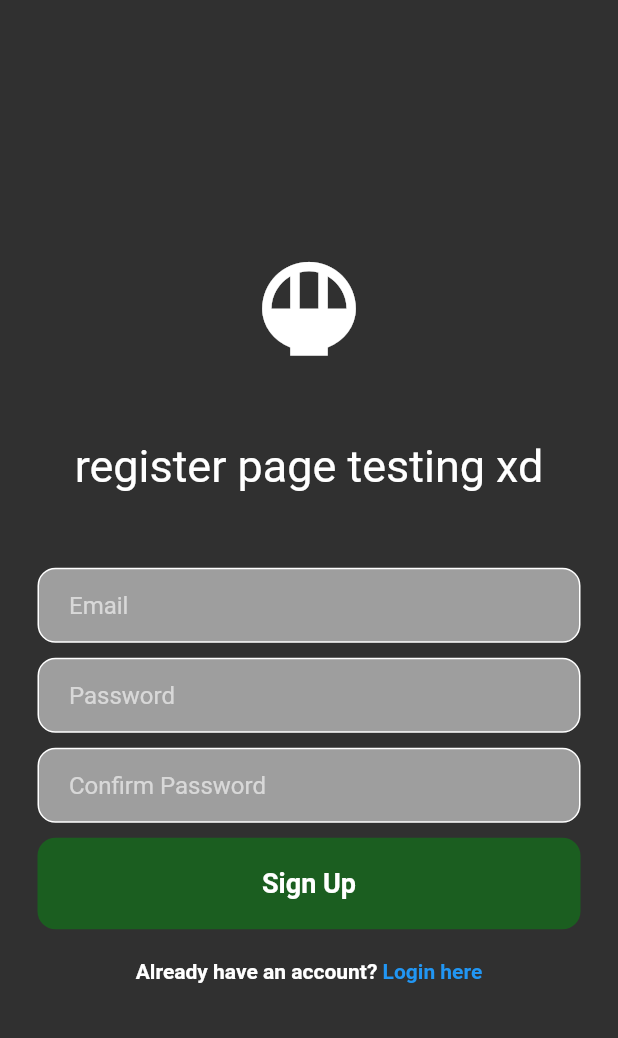
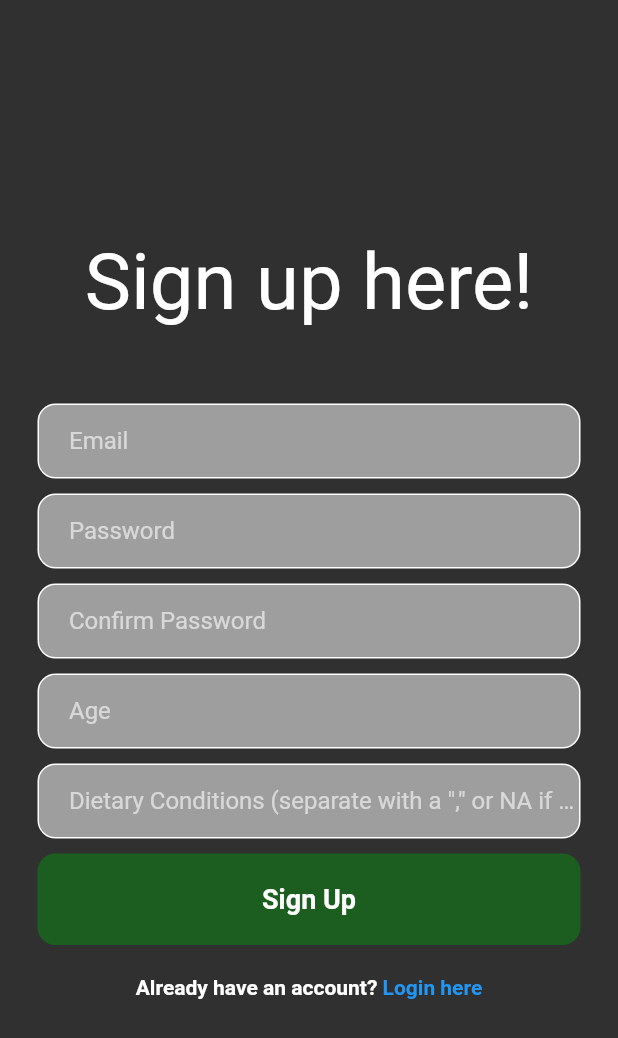
Before and after one commit to Masterman64/SoftwareEngineeringGroupProject, a Flutter app: the RegisterPage screen opened directly with empty values, on a phone screen of 412 x 824 dp. Shown: the top 1038 px of the screen. Run offline on Flutter 3.47's test engine with Material 2 defaults, Android fonts, the phone set to English and light mode, and no system bars; our stand-ins replace cloud_firestore, firebase_auth, firebase_core, google_fonts, google_nav_bar; accounts and stored records are empty.

Commit message:
added age and dietary controller and functionality w/ the database, added bottom nav bar (using gnavbar library), added nav bar functionality, other small tweaks here and there aswell

```diff
--- a/pantry_organizer/lib/loginPages/registerPage.dart
+++ b/pantry_organizer/lib/loginPages/registerPage.dart
@@ -1,5 +1,6 @@
-// ignore_for_file: prefer_const_constructors, prefer_interpolation_to_compose_strings, avoid_print, prefer_const_literals_to_create_immutables, library_private_types_in_public_api
+// ignore_for_file: prefer_const_constructors, prefer_interpolation_to_compose_strings, avoid_print, prefer_const_literals_to_create_immutables, library_private_types_in_public_api, unused_field
 
+import 'package:cloud_firestore/cloud_firestore.dart';
 import 'package:firebase_auth/firebase_auth.dart';
 import 'package:flutter/material.dart';
 import 'package:google_fonts/google_fonts.dart';
@@ -14,26 +15,40 @@ class RegisterPage extends StatefulWidget {
 
 class _RegisterPageState extends State<RegisterPage> {
 
+  final _emailController = TextEditingController();
+  final _passwordController = TextEditingController();
+  final _confirmPasswordController = TextEditingController();
+  final _ageController = TextEditingController();
+  final _dietaryController = TextEditingController();
+
+  Future signUp() async {
+    if(passwordConfirmation()){
+      // creates user
+      await FirebaseAuth.instance.createUserWithEmailAndPassword(
+        email: _emailController.text.trim(),
+        password: _passwordController.text.trim(),
+      );
+
+      // add userinfo
+      addUserInfo(_emailController.text.trim(), int.parse(_ageController.text.trim()), _dietaryController.text.trim());
+    } else {
+
+    }
+  }
+
+  Future addUserInfo(String email, int age, String dietaryConditions) async {
+    await FirebaseFirestore.instance.collection('userinfo').add({
+      'email': email,
+      'age': age,
+      'dietary conditions': dietaryConditions
+    });
+  }
+
   bool passwordConfirmation () {
     if (_passwordController.text.trim() == _confirmPasswordController.text.trim()){
       return true;
     } else {
       return false;
-    }
-  }
-
-  final _emailController = TextEditingController();
-  final _passwordController = TextEditingController();
-  final _confirmPasswordController = TextEditingController();
-
-  Future signUp() async {
-    if(passwordConfirmation()){
-      await FirebaseAuth.instance.createUserWithEmailAndPassword(
-      email: _emailController.text.trim(),
-      password: _passwordController.text.trim(),
-      );
-    } else {
-
     }
   }
 
@@ -53,18 +68,11 @@ class _RegisterPageState extends State<RegisterPage> {
           child: Column(
             mainAxisAlignment: MainAxisAlignment.center,
             children: [
-              // some kind of logo
-              Icon(
-                Icons.rice_bowl_sharp,
-                size: 75,
-              ),
-              SizedBox(height: 50),
-
               // welcome message
               Text(
-                'register page testing xd',
+                'Sign up here!',
                 style: GoogleFonts.roboto(
-                  fontSize: 30,
+                  fontSize: 52,
                 ),
               ),
               SizedBox(height: 50),
@@ -140,6 +148,52 @@ class _RegisterPageState extends State<RegisterPage> {
               ),
               SizedBox(height: 10),
 
+              //age textfield
+              Padding(
+                padding: const EdgeInsets.symmetric(horizontal: 25.0),
+                child: Container(
+                  decoration: BoxDecoration(
+                    color: Colors.grey[500],
+                    border: Border.all(color: Colors.white),
+                    borderRadius: BorderRadius.circular(12),
+                  ),
+                  child: Padding(
+                    padding: const EdgeInsets.only(left: 20.0),
+                    child: TextField(
+                      controller: _ageController,
+                      decoration: InputDecoration(
+                        border: InputBorder.none,
+                        hintText: 'Age',
+                      ),
+                    ),
+                  ),
+                ),
+              ),
+              SizedBox(height: 10),
+
+              // dietary conditions textfield
+              Padding(
+                padding: const EdgeInsets.symmetric(horizontal: 25.0),
+                child: Container(
+                  decoration: BoxDecoration(
+                    color: Colors.grey[500],
+                    border: Border.all(color: Colors.white),
+                    borderRadius: BorderRadius.circular(12),
+                  ),
+                  child: Padding(
+                    padding: const EdgeInsets.only(left: 20.0),
+                    child: TextField(
+                      controller: _dietaryController,
+                      decoration: InputDecoration(
+                        border: InputBorder.none,
+                        hintText: 'Dietary Conditions (separate with a "," or NA if none)',
+                      ),
+                    ),
+                  ),
+                ),
+              ),
+              SizedBox(height: 10),
+
               // sign up button
               Padding(
                 padding: const EdgeInsets.symmetric(horizontal: 25.0),
--- a/pantry_organizer/pubspec.yaml
+++ b/pantry_organizer/pubspec.yaml
@@ -38,6 +38,7 @@ dependencies:
   firebase_core: ^2.1.0
   cloud_firestore:
   flutterfire_cli:
+  google_nav_bar:
 
   # The following adds the Cupertino Icons font to your application.
   # Use with the CupertinoIcons class for iOS style icons.
```
Also changed, not shown: pantry_organizer/lib/homeLanding.dart (+49 -15 lines), pantry_organizer/lib/pages/foodGroup.dart (added, +16 -0 lines), pantry_organizer/lib/pages/home.dart (added, +15 -0 lines), pantry_organizer/lib/pages/settings.dart (added, +35 -0 lines), pantry_organizer/pubspec.lock.
